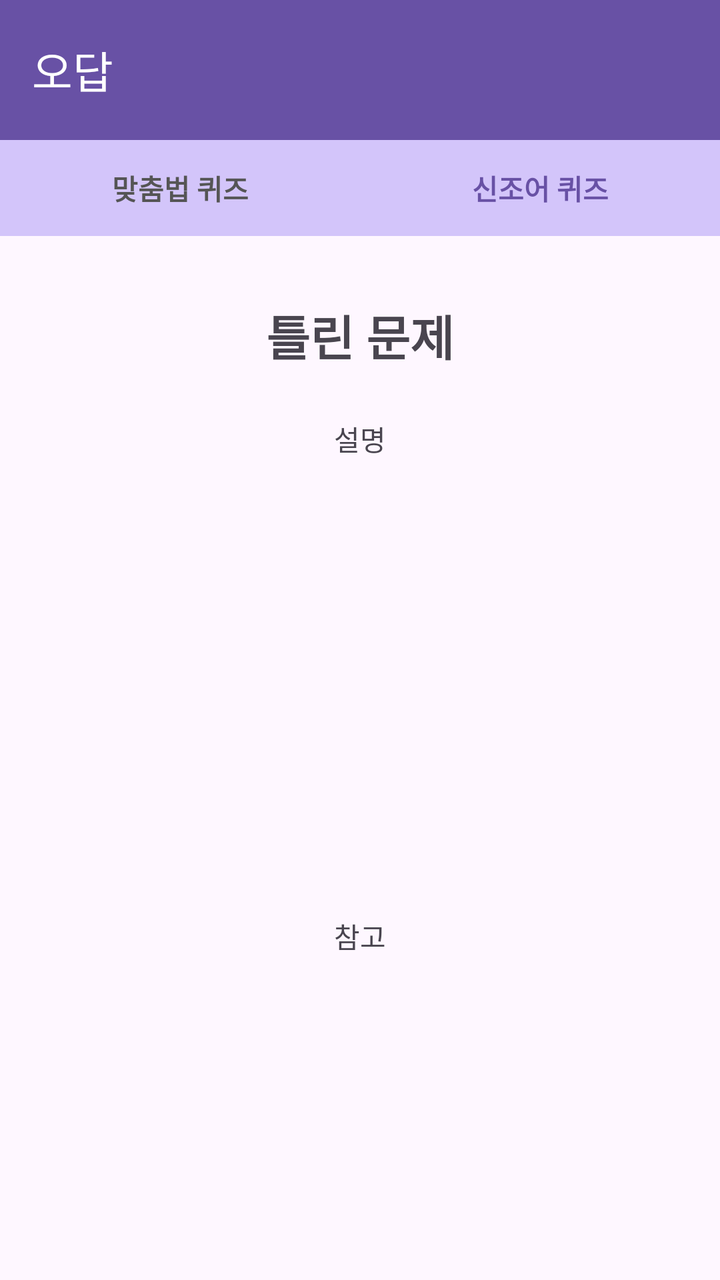
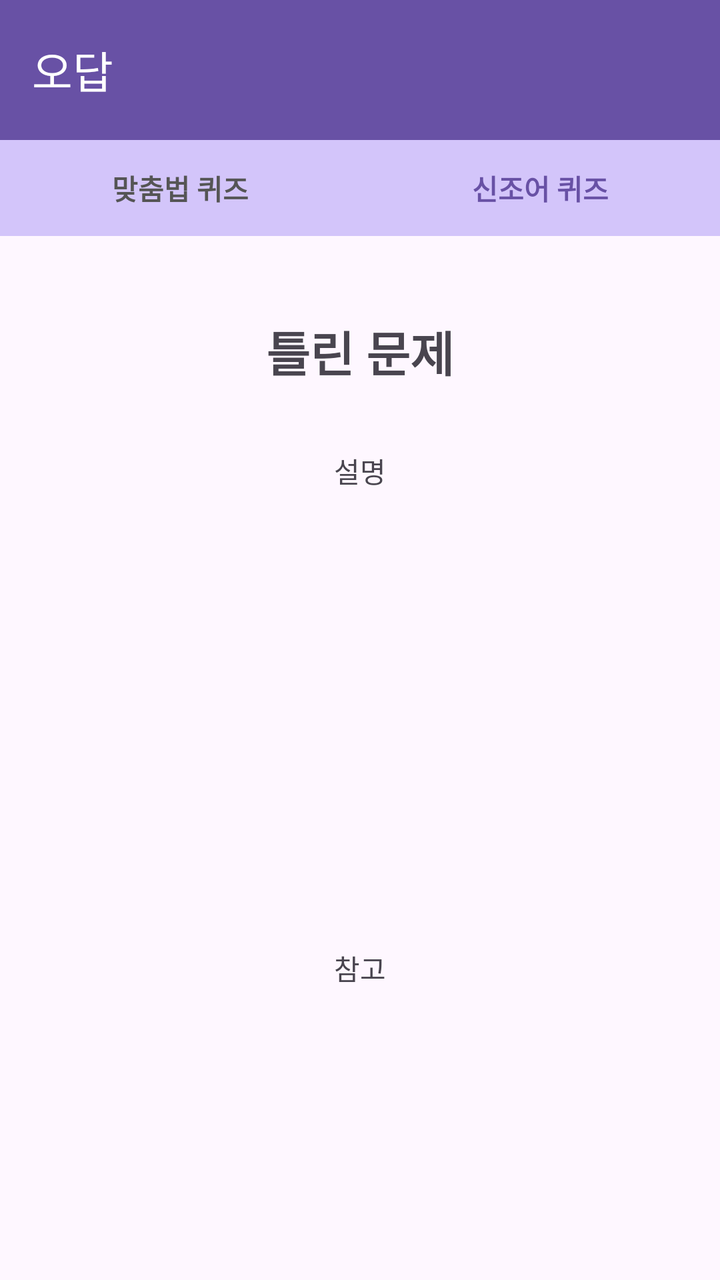

The first picture is an Android layout as it rendered before a commit; the second is the same layout after the commit. The layout source and the unified diff follow.
<!-- AndroidManifest.xml: application theme Theme.GURU2 -->
<!-- res/layout/activity_wrong_detail.xml -->
<?xml version="1.0" encoding="utf-8"?>
<androidx.constraintlayout.widget.ConstraintLayout
    xmlns:android="http://schemas.android.com/apk/res/android"
    xmlns:app="http://schemas.android.com/apk/res-auto"
    xmlns:tools="http://schemas.android.com/tools"
    android:layout_width="match_parent"
    android:layout_height="match_parent">

    
    <com.google.android.material.appbar.MaterialToolbar
        android:id="@+id/toolbar"
        android:layout_width="0dp"
        android:layout_height="70dp"
        android:background="#6851A5"
        app:title="오답"
        app:titleTextColor="@android:color/white"
        app:layout_constraintTop_toTopOf="parent"
        app:layout_constraintStart_toStartOf="parent"
        app:layout_constraintEnd_toEndOf="parent"/>

    
    <LinearLayout
        android:id="@+id/subBar"
        android:layout_width="0dp"
        android:layout_height="48dp"
        android:orientation="horizontal"
        android:background="#FFFFFF"
        android:gravity="center"
        app:layout_constraintTop_toBottomOf="@id/toolbar"
        app:layout_constraintStart_toStartOf="parent"
        app:layout_constraintEnd_toEndOf="parent">

        <TextView
            android:id="@+id/btnGrammar"
            android:layout_width="0dp"
            android:layout_height="match_parent"
            android:layout_weight="1"
            android:background="@color/choice_default"
            android:gravity="center"
            android:text="맞춤법 퀴즈"
            android:textColor="#555555"
            android:textStyle="bold" />

        <TextView
            android:id="@+id/btnSlang"
            android:layout_width="0dp"
            android:layout_height="match_parent"
            android:layout_weight="1"
            android:background="@color/choice_default"
            android:gravity="center"
            android:text="신조어 퀴즈"
            android:textColor="#6851A5"
            android:textStyle="bold" />

    </LinearLayout>

    
    <androidx.constraintlayout.widget.ConstraintLayout
        android:id="@+id/contentArea"
        android:layout_width="0dp"
        android:layout_height="0dp"
        android:padding="16dp"
        app:layout_constraintBottom_toBottomOf="parent"
        app:layout_constraintEnd_toEndOf="parent"
        app:layout_constraintHorizontal_bias="0.0"
        app:layout_constraintStart_toStartOf="parent"
        app:layout_constraintTop_toBottomOf="@id/subBar"
        app:layout_constraintVertical_bias="0.0">

        

        <TextView
            android:id="@+id/tvQuestion"
            android:layout_width="0dp"
            android:layout_height="wrap_content"
            android:layout_marginStart="16dp"
            android:layout_marginTop="16dp"
            android:layout_marginEnd="16dp"
            android:text="틀린 문제"
            android:textAlignment="center"
            android:textSize="24sp"
            android:textStyle="bold"
            app:layout_constraintEnd_toEndOf="parent"
            app:layout_constraintStart_toStartOf="parent"
            app:layout_constraintTop_toTopOf="parent" />

        <ImageView
            android:id="@+id/imgExample"
            android:layout_width="0dp"
            android:layout_height="180dp"
            android:layout_marginStart="16dp"
            android:layout_marginTop="24dp"
            android:layout_marginEnd="16dp"
            android:scaleType="centerInside"
            app:layout_constraintEnd_toEndOf="parent"
            app:layout_constraintHorizontal_bias="0.0"
            app:layout_constraintStart_toStartOf="parent"
            app:layout_constraintTop_toBottomOf="@+id/tvExplanation" />

        <TextView
            android:id="@+id/tvExplanation"
            android:layout_width="0dp"
            android:layout_height="wrap_content"
            android:layout_marginStart="16dp"
            android:layout_marginTop="24dp"
            android:layout_marginEnd="16dp"
            android:text="설명"
            android:textAlignment="center"
            app:layout_constraintEnd_toEndOf="parent"
            app:layout_constraintHorizontal_bias="0.0"
            app:layout_constraintStart_toStartOf="parent"
            app:layout_constraintTop_toBottomOf="@+id/tvQuestion" />

        <TextView
            android:id="@+id/tvNotice"
            android:layout_width="0dp"
            android:layout_height="wrap_content"
            android:layout_marginStart="16dp"
            android:layout_marginTop="24dp"
            android:layout_marginEnd="16dp"
            android:text="참고"
            android:textAlignment="center"
            app:layout_constraintEnd_toEndOf="parent"
            app:layout_constraintHorizontal_bias="0.0"
            app:layout_constraintStart_toStartOf="parent"
            app:layout_constraintTop_toBottomOf="@+id/imgExample" />

        

    </androidx.constraintlayout.widget.ConstraintLayout>

</androidx.constraintlayout.widget.ConstraintLayout>
<!-- resources referenced by this layout -->
<resources>
  <color name="choice_default">#D3C5FA</color>
  <style name="Theme.GURU2" parent="Base.Theme.GURU2" />
  <style name="Base.Theme.GURU2" parent="Theme.Material3.DayNight.NoActionBar">
          
          
      </style>
</resources>

<!-- the commit's change to res/layout/activity_wrong_detail.xml (unified diff, before → after) -->
@@ -74,7 +74,7 @@
             android:layout_width="0dp"
             android:layout_height="wrap_content"
             android:layout_marginStart="16dp"
-            android:layout_marginTop="16dp"
+            android:layout_marginTop="24dp"
             android:layout_marginEnd="16dp"
             android:text="틀린 문제"
             android:textAlignment="center"
@@ -102,7 +102,7 @@
             android:layout_width="0dp"
             android:layout_height="wrap_content"
             android:layout_marginStart="16dp"
-            android:layout_marginTop="24dp"
+            android:layout_marginTop="32dp"
             android:layout_marginEnd="16dp"
             android:text="설명"
             android:textAlignment="center"
